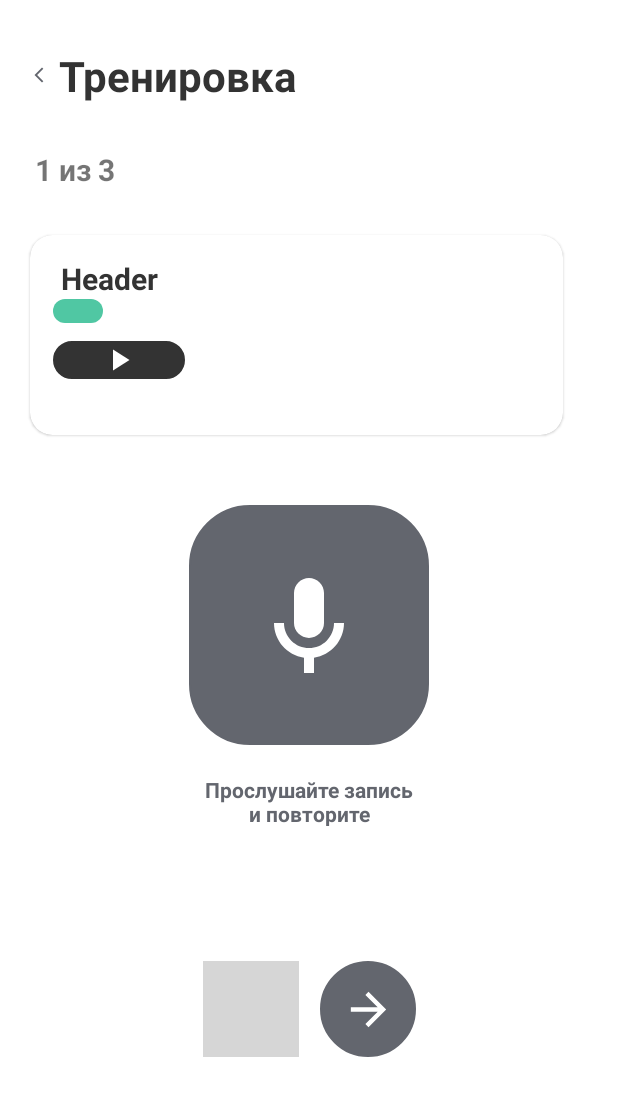
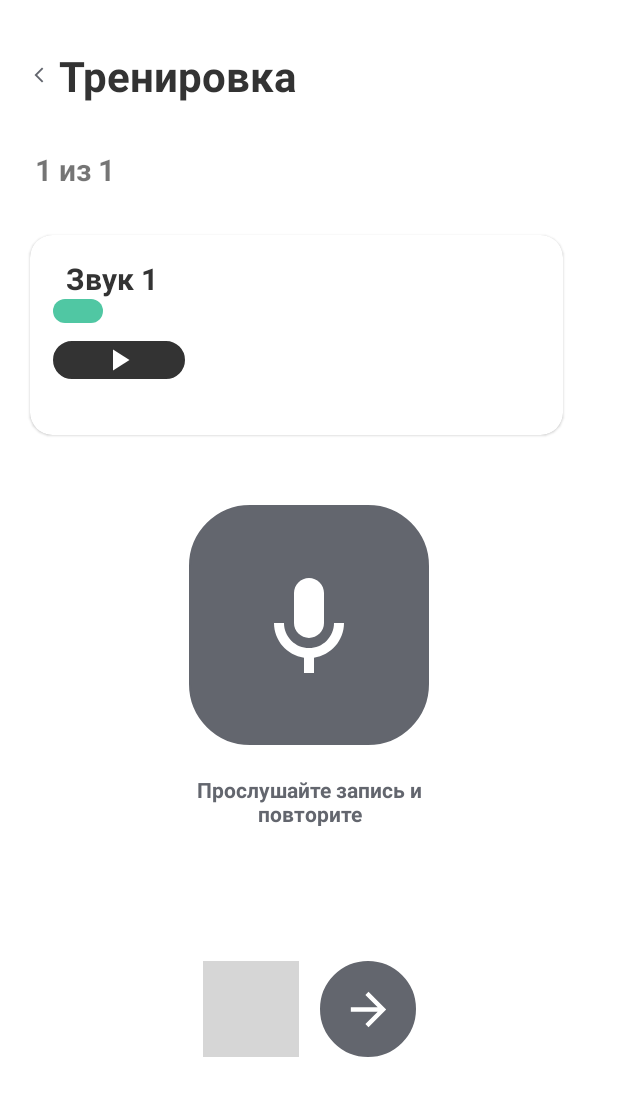
Before and after one commit to adun322/logopedia, an Android app: the StartDiagnosticActivity screen opened directly, with no data from a screen before it, after a tap on "pon", on a phone screen of 412 x 824 dp. Shown: the top 1096 px of the screen. Run offline under Robolectric (Android 15) with nearby library versions, the phone set to English and light mode, and no system bars; grey boxes are pictures that could not be loaded.

Commit message:
first_push

```diff
--- a/app/src/main/java/fun/adun/logopedia/DiagnosticActivtiy.java
+++ b/app/src/main/java/fun/adun/logopedia/DiagnosticActivtiy.java
@@ -4,13 +4,16 @@ import static android.Manifest.permission.WRITE_EXTERNAL_STORAGE;
 import static androidx.core.content.PackageManagerCompat.LOG_TAG;
 
 import android.annotation.SuppressLint;
+import android.content.Intent;
 import android.content.pm.PackageManager;
+import android.graphics.Color;
 import android.media.MediaPlayer;
 import android.media.MediaRecorder;
 import android.os.Bundle;
 import android.os.Environment;
 import android.util.Log;
 import android.view.View;
+import android.widget.Button;
 import android.widget.ImageButton;
 
 import androidx.activity.EdgeToEdge;
@@ -22,35 +25,46 @@ import androidx.core.graphics.Insets;
 import androidx.core.view.ViewCompat;
 import androidx.core.view.WindowInsetsCompat;
 
+import java.io.File;
 import java.io.IOException;
 import java.util.Random;
+
 import android.Manifest;
+import android.widget.ImageView;
+import android.widget.TextView;
+import android.widget.Toast;
+
+import okhttp3.MediaType;
+import okhttp3.MultipartBody;
+import okhttp3.OkHttpClient;
+import okhttp3.Request;
+import okhttp3.RequestBody;
 
 public class DiagnosticActivtiy extends AppCompatActivity {
 
     Random rand = new Random();
-    View start;
-    ImageButton next, startRecord;
+    View start, training_header;
+    ImageButton back, next, startRecord;
+    ImageView back2;
     MediaPlayer mPlayer;
     MediaRecorder recorder;
     boolean f = true;
     private static String mFileName = null;
     public static final int REQUEST_AUDIO_PERMISSION_CODE = 1;
-    int randomAudio;
 
     private static final int REQUEST_RECORD_AUDIO_PERMISSION = 200;
     private boolean permissionToRecordAccepted = false;
-    private String [] permissions = {Manifest.permission.RECORD_AUDIO , WRITE_EXTERNAL_STORAGE };
+    private String[] permissions = {Manifest.permission.RECORD_AUDIO, WRITE_EXTERNAL_STORAGE};
 
     @Override
     public void onRequestPermissionsResult(int requestCode, @NonNull String[] permissions, @NonNull int[] grantResults) {
         super.onRequestPermissionsResult(requestCode, permissions, grantResults);
-        switch (requestCode){
+        switch (requestCode) {
             case REQUEST_RECORD_AUDIO_PERMISSION:
-                permissionToRecordAccepted  = grantResults[0] == PackageManager.PERMISSION_GRANTED;
+                permissionToRecordAccepted = grantResults[0] == PackageManager.PERMISSION_GRANTED;
                 break;
         }
-        if (!permissionToRecordAccepted ) finish();
+        if (!permissionToRecordAccepted) finish();
 
     }
 
@@ -58,12 +72,15 @@ public class DiagnosticActivtiy extends AppCompatActivity {
     @Override
     protected void onCreate(Bundle savedInstanceState) {
         ActivityCompat.requestPermissions(this, permissions, REQUEST_RECORD_AUDIO_PERMISSION);
-        randomAudio = rand.nextInt(50);
         super.onCreate(savedInstanceState);
         EdgeToEdge.enable(this);
         setContentView(R.layout.diagnostic_activity);
         start = findViewById(R.id.audio_test);
         next = findViewById(R.id.next_arrow);
+        back = findViewById(R.id.arrow_back);
+        back2 = findViewById(R.id.return_arrow4);
+        training_header = findViewById(R.id.diag_theader);
+
         startRecord = findViewById(R.id.micro);
         ViewCompat.setOnApplyWindowInsetsListener(findViewById(R.id.main), (v, insets) -> {
             Insets systemBars = insets.getInsets(WindowInsetsCompat.Type.systemBars());
@@ -72,12 +89,47 @@ public class DiagnosticActivtiy extends AppCompatActivity {
         });
 
 
+        ///// ОТДЕЛ ВОСПРОИЗВЕДЕНИЯ ЗВУКОВ! ЗВУКИ ЕЩЁ НЕ ВЫБРАНЫ, НО ГОТОВЫ К ВОСПРОИЗВЕДЕНИЮ
+
+//        Button myButton = findViewById(R.id.audio_test);
+//        myButton.setOnClickListener(new View.OnClickListener() {
+//            @Override
+//            public void onClick(View view) {
+//                Toast.makeText(DiagnosticActivtiy.this, "Кнопка нажата!", Toast.LENGTH_SHORT).show();
+//            }
+//        });
+
         next.setOnClickListener(new View.OnClickListener() {
             @Override
             public void onClick(View view) {
-                randomAudio = rand.nextInt(50);
+                Toast.makeText(DiagnosticActivtiy.this, "Этот раздел ещё в разработке", Toast.LENGTH_SHORT).show();
             }
         });
+
+        back2.setOnClickListener(new View.OnClickListener() {
+            @Override
+            public void onClick(View view) {
+                Intent intent = new Intent(DiagnosticActivtiy.this, StartDiagnosticActivity.class);
+                startActivity(intent);
+            }
+        });
+
+        training_header.setOnClickListener(new View.OnClickListener() {
+            @Override
+            public void onClick(View view) {
+                Intent intent = new Intent(DiagnosticActivtiy.this, StartDiagnosticActivity.class);
+                startActivity(intent);
+            }
+        });
+
+        back.setOnClickListener(new View.OnClickListener() {
+            @Override
+            public void onClick(View view) {
+                Intent intent = new Intent(DiagnosticActivtiy.this, StartDiagnosticActivity.class);
+                startActivity(intent);
+            }
+        });
+
 
         startRecord.setOnClickListener(new View.OnClickListener() {
             @Override
@@ -115,12 +167,33 @@ public class DiagnosticActivtiy extends AppCompatActivity {
     }
 
     private void stopRecording(View view) {
-        view.setBackground(ContextCompat.getDrawable(DiagnosticActivtiy.this, R.drawable.mic_button_inactive));
         recorder.stop();
         recorder.reset();
         recorder.release();
         recorder = null;
+        //  sending
+        Boolean f = true;
+
+        /// ЗДЕСЬ БУДЕТ РЕАЛИЗОВАНО ОТПРАВЛЕНИЕ ЗАПИСАННОГО ФАЙЛА НА СЕРВЕР - ИНТЕРФЕЙС ДЛ ЭТОГО ГОТОВ
+
+
+        TextView pon;
+        pon = findViewById(R.id.result_text);
+        if (f) {
+            pon.setText("Отлично!");
+            pon.setTextSize(16);
+            String color = getString(Integer.parseInt(String.valueOf(R.color.teal_200)));
+            pon.setTextColor(Color.parseColor(color));
+
+        } else {
+            view.setBackground(ContextCompat.getDrawable(DiagnosticActivtiy.this, R.drawable.mic_button_incorrect));
+            pon.setText("Ошибка. Попробуйте произнести ещё раз.");
+
+        }
+
+
     }
 
 
+
 }
--- a/app/src/main/java/fun/adun/logopedia/SavedSoundsAdapter.java
+++ b/app/src/main/java/fun/adun/logopedia/SavedSoundsAdapter.java
@@ -20,7 +20,6 @@ public class SavedSoundsAdapter extends RecyclerView.Adapter<SavedSoundsAdapter.
 
         public ViewHolder(View view) {
             super(view);
-            // Define click listener for the ViewHolder's View
 
             textView = (TextView) view.findViewById(R.id.saved_sound_name);
             tag = (TextView) view.findViewById(R.id.saved_sound_tag);
--- a/app/src/main/java/fun/adun/logopedia/StartDiagnosticActivity.java
+++ b/app/src/main/java/fun/adun/logopedia/StartDiagnosticActivity.java
@@ -5,6 +5,8 @@ import android.os.Bundle;
 import android.view.View;
 import android.widget.Button;
 import android.widget.ImageButton;
+import android.widget.ImageView;
+import android.widget.TextView;
 
 import androidx.activity.EdgeToEdge;
 import androidx.appcompat.app.AppCompatActivity;
@@ -13,6 +15,11 @@ import androidx.core.view.ViewCompat;
 import androidx.core.view.WindowInsetsCompat;
 
 public class StartDiagnosticActivity extends AppCompatActivity {
+    ImageButton button;
+    ImageView back;
+    Button back_to_theory;
+    View t;
+
 
     @Override
     protected void onCreate(Bundle savedInstanceState) {
@@ -25,7 +32,46 @@ public class StartDiagnosticActivity extends AppCompatActivity {
             return insets;
         });
 
-        ImageButton button=findViewById(R.id.start_diag);
+        back_to_theory=findViewById(R.id.back_to_theory);
+        button=findViewById(R.id.start_diag);
+        back=findViewById(R.id.return_arrow);
+        t = findViewById(R.id.start_diag_theader);
+
+        back_to_theory.setOnClickListener(new View.OnClickListener() {
+            @Override
+            public void onClick(View view) {
+                Intent intent = new Intent(StartDiagnosticActivity.this, MainMenuActivity.class);
+                startActivity(intent);
+            }
+        });
+
+
+
+
+        t.setOnClickListener(new View.OnClickListener() {
+            @Override
+            public void onClick(View view) {
+                Intent intent = new Intent(StartDiagnosticActivity.this, Level_blocks.class);
+                startActivity(intent);
+            }
+        });
+
+        t.setOnClickListener(new View.OnClickListener() {
+            @Override
+            public void onClick(View view) {
+                Intent intent = new Intent(StartDiagnosticActivity.this, Level_blocks.class);
+                startActivity(intent);
+            }
+        });
+
+        back.setOnClickListener(new View.OnClickListener() {
+            @Override
+            public void onClick(View view) {
+                Intent intent = new Intent(StartDiagnosticActivity.this, Level_blocks.class);
+                startActivity(intent);
+            }
+        });
+
         button.setOnClickListener(new View.OnClickListener() {
             @Override
             public void onClick(View view) {
@@ -33,5 +79,7 @@ public class StartDiagnosticActivity extends AppCompatActivity {
                 startActivity(intent);
             }
         });
+
+
     }
 }
--- a/app/src/main/java/fun/adun/logopedia/api/ResponseBody.java
+++ /dev/null
@@ -1,5 +0,0 @@
-package fun.adun.logopedia.api;
-
-public class ResponseBody {
-
-}
--- a/app/src/main/res/layout/diagnostic_activity.xml
+++ b/app/src/main/res/layout/diagnostic_activity.xml
@@ -8,7 +8,7 @@
     tools:context=".DiagnosticActivtiy">
 
     <ImageView
-        android:id="@+id/return_arrow"
+        android:id="@+id/return_arrow4"
         android:layout_width="12dp"
         android:layout_height="24dp"
         android:src="@drawable/baseline_arrow_back_ios_new_24"
@@ -22,7 +22,7 @@
     </ImageView>
 
     <TextView
-        android:id="@+id/textView4"
+        android:id="@+id/diag_theader"
         android:layout_width="wrap_content"
         android:layout_height="wrap_content"
         android:text="Тренировка"
@@ -30,9 +30,9 @@
         android:textSize="28sp"
         android:textStyle="bold"
         android:textColor="@color/black"
-        app:layout_constraintBottom_toBottomOf="@+id/return_arrow"
-        app:layout_constraintStart_toEndOf="@+id/return_arrow"
-        app:layout_constraintTop_toTopOf="@+id/return_arrow" />
+        app:layout_constraintBottom_toBottomOf="@+id/return_arrow4"
+        app:layout_constraintStart_toEndOf="@+id/return_arrow4"
+        app:layout_constraintTop_toTopOf="@+id/return_arrow4" />
 
     <TextView
         android:id="@+id/textView7"
@@ -40,11 +40,11 @@
         android:layout_height="wrap_content"
         android:layout_marginTop="30dp"
         android:layout_marginStart="23dp"
-        android:text="1 из 3"
+        android:text="1 из 1"
         android:textSize="20sp"
         android:textStyle="bold"
         app:layout_constraintStart_toStartOf="parent"
-        app:layout_constraintTop_toBottomOf="@+id/textView4" />
+        app:layout_constraintTop_toBottomOf="@+id/diag_theader" />
 
     <include
         android:id="@+id/audio_test"
@@ -80,9 +80,9 @@
 
     <TextView
         android:layout_marginTop="20dp"
-        android:id="@+id/textView8"
+        android:id="@+id/result_text"
         android:gravity="center"
-        android:layout_width="150dp"
+        android:layout_width="200dp"
         android:layout_height="34dp"
         android:textStyle="bold"
         android:textSize="14sp"
@@ -100,7 +100,7 @@
         app:layout_constraintEnd_toEndOf="parent"
 
         app:layout_constraintStart_toStartOf="parent"
-        app:layout_constraintTop_toBottomOf="@+id/textView8">
+        app:layout_constraintTop_toBottomOf="@+id/result_text">
 
         <ImageButton
             android:id="@+id/arrow_back"
--- a/app/src/main/res/layout/saved_sound_item1.xml
+++ b/app/src/main/res/layout/saved_sound_item1.xml
@@ -18,7 +18,7 @@
             android:layout_width="wrap_content"
             android:layout_height="wrap_content"
             android:layout_marginEnd="18dp"
-            android:text="Header"
+            android:text="Звук 1"
             android:textColor="@color/black"
             android:textSize="20sp"
             android:textStyle="bold"
--- a/app/src/main/res/layout/start_diagtostic_activity.xml
+++ b/app/src/main/res/layout/start_diagtostic_activity.xml
@@ -22,7 +22,7 @@
     </ImageView>
 
     <TextView
-        android:id="@+id/textView4"
+        android:id="@+id/start_diag_theader"
         android:layout_width="wrap_content"
         android:layout_height="wrap_content"
         android:text="Тренировка"
@@ -49,7 +49,7 @@
         android:textColor="@color/white"
         app:layout_constraintEnd_toEndOf="parent"
         app:layout_constraintStart_toStartOf="parent"
-        app:layout_constraintTop_toBottomOf="@+id/textView4">
+        app:layout_constraintTop_toBottomOf="@+id/start_diag_theader">
 
     </ImageButton>
 
@@ -68,7 +68,7 @@
         app:layout_constraintTop_toBottomOf="@+id/start_diag" />
 
     <com.google.android.material.button.MaterialButton
-        android:id="@+id/showall"
+        android:id="@+id/back_to_theory"
         style="@style/Widget.Material3.Button.TextButton"
         android:layout_marginBottom="50dp"
         android:layout_width="wrap_content"
```
Also changed, not shown: app/src/main/java/fun/adun/logopedia/AudioRequestSender.java (added, +75 -0 lines), app/src/main/java/fun/adun/logopedia/Level_blocks.java (+28 -9 lines), app/src/main/java/fun/adun/logopedia/MainMenuActivity.java (+43 -5 lines), app/src/main/java/fun/adun/logopedia/api/Api.java (deleted, +0 -32 lines), app/src/main/java/fun/adun/logopedia/api/RequestBody.java (deleted, +0 -18 lines), app/src/main/res/layout/activity_level_blocks.xml (+6 -6 lines), app/src/main/res/drawable/gorilla.png.
